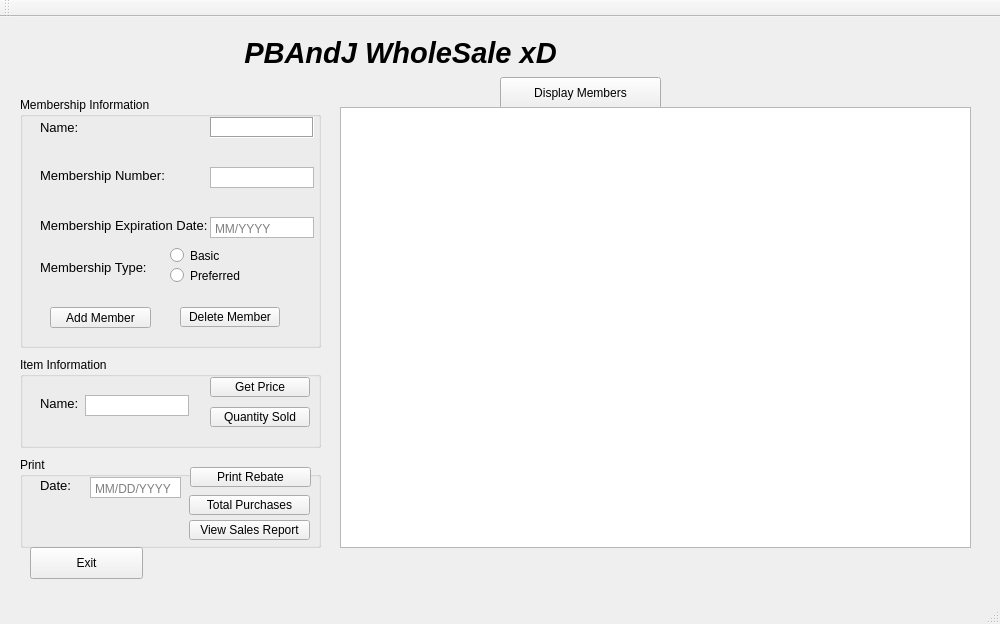
Before: the Qt Designer form mainwindow.ui in jasonink/Wholesale-Club, drawn with Qt 5.
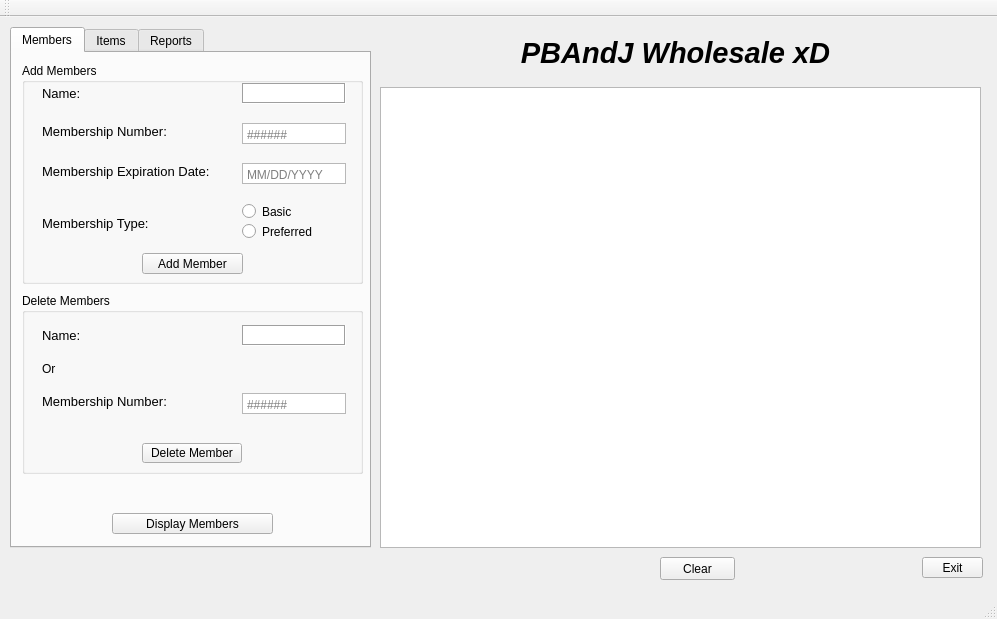
After: the same form once the commit is applied. Icons and pictures are not drawn.

Diff of the .ui file:
```diff
--- a/mainwindow.ui
+++ b/mainwindow.ui
@@ -9,8 +9,8 @@
    <rect>
     <x>0</x>
     <y>0</y>
-    <width>1000</width>
-    <height>624</height>
+    <width>997</width>
+    <height>619</height>
    </rect>
   </property>
   <property name="windowTitle">
@@ -20,9 +20,9 @@
    <widget class="QLabel" name="Title">
     <property name="geometry">
      <rect>
-      <x>220</x>
+      <x>500</x>
       <y>10</y>
-      <width>361</width>
+      <width>351</width>
       <height>51</height>
      </rect>
     </property>
@@ -38,42 +38,100 @@
      <enum>Qt::NoFocus</enum>
     </property>
     <property name="text">
-     <string>PBAndJ WholeSale xD</string>
+     <string>PBAndJ Wholesale xD</string>
     </property>
     <property name="alignment">
      <set>Qt::AlignCenter</set>
     </property>
    </widget>
+   <widget class="QPushButton" name="pushButton_2">
+    <property name="geometry">
+     <rect>
+      <x>922</x>
+      <y>540</y>
+      <width>61</width>
+      <height>21</height>
+     </rect>
+    </property>
+    <property name="text">
+     <string>Exit</string>
+    </property>
+   </widget>
+   <widget class="QTableWidget" name="tableWidget">
+    <property name="geometry">
+     <rect>
+      <x>380</x>
+      <y>70</y>
+      <width>601</width>
+      <height>461</height>
+     </rect>
+    </property>
+   </widget>
+   <widget class="QPushButton" name="clear">
+    <property name="geometry">
+     <rect>
+      <x>660</x>
+      <y>540</y>
+      <width>75</width>
+      <height>23</height>
+     </rect>
+    </property>
+    <property name="text">
+     <string>Clear</string>
+    </property>
+   </widget>
+   <widget class="QLabel" name="label_2">
+    <property name="geometry">
+     <rect>
+      <x>880</x>
+      <y>10</y>
+      <width>91</width>
+      <height>51</height>
+     </rect>
+    </property>
+    <property name="text">
+     <string/>
+    </property>
+    <property name="pixmap">
+     <pixmap>../../20070401istockpbjbeauty.jpg</pixmap>
+    </property>
+    <property name="scaledContents">
+     <bool>true</bool>
+    </property>
+   </widget>
+   <widget class="QTabWidget" name="tabWidget">
+    <property name="geometry">
+     <rect>
+      <x>10</x>
+      <y>10</y>
+      <width>361</width>
+      <height>521</height>
+     </rect>
+    </property>
+    <property name="currentIndex">
+     <number>0</number>
+    </property>
+    <widget class="QWidget" name="memberTab">
+     <attribute name="title">
+      <string>Members</string>
+     </attribute>
    <widget class="QGroupBox" name="memberGroupBox">
     <property name="geometry">
      <rect>
-      <x>20</x>
-      <y>80</y>
-      <width>301</width>
-      <height>251</height>
+        <x>10</x>
+        <y>10</y>
+        <width>341</width>
+        <height>221</height>
      </rect>
     </property>
     <property name="title">
-     <string>Membership Information</string>
-    </property>
-    <widget class="QPushButton" name="deleteMemberButton">
-     <property name="geometry">
-      <rect>
-       <x>160</x>
-       <y>210</y>
-       <width>100</width>
-       <height>20</height>
-      </rect>
-     </property>
-     <property name="text">
-      <string>Delete Member</string>
-     </property>
-    </widget>
+       <string>Add Members</string>
+      </property>
     <widget class="QPushButton" name="addMemberButton">
      <property name="geometry">
       <rect>
-       <x>30</x>
-       <y>210</y>
+         <x>120</x>
+         <y>190</y>
        <width>101</width>
        <height>21</height>
       </rect>
@@ -82,7 +140,7 @@
       <string>Add Member</string>
      </property>
     </widget>
-    <widget class="QLabel" name="Namelabel">
+      <widget class="QLabel" name="AddNamelabel">
      <property name="geometry">
       <rect>
        <x>20</x>
@@ -100,10 +158,10 @@
       <string>Name:</string>
      </property>
     </widget>
-    <widget class="QPlainTextEdit" name="NameBox">
+      <widget class="QPlainTextEdit" name="AddNameBox">
      <property name="geometry">
       <rect>
-       <x>190</x>
+         <x>220</x>
        <y>20</y>
        <width>104</width>
        <height>21</height>
@@ -128,11 +186,11 @@
       <string>First Last</string>
      </property>
     </widget>
-    <widget class="QLabel" name="MemberNum">
+      <widget class="QLabel" name="AddMemberNum">
      <property name="geometry">
       <rect>
        <x>20</x>
-       <y>68</y>
+         <y>58</y>
        <width>131</width>
        <height>21</height>
       </rect>
@@ -146,27 +204,36 @@
       <string>Membership Number:</string>
      </property>
     </widget>
-    <widget class="QPlainTextEdit" name="MemberNumBox">
+      <widget class="QPlainTextEdit" name="AddMemberNumBox">
      <property name="geometry">
       <rect>
-       <x>190</x>
-       <y>70</y>
+         <x>220</x>
+         <y>60</y>
        <width>104</width>
        <height>21</height>
       </rect>
      </property>
+       <property name="maximumSize">
+        <size>
+         <width>104</width>
+         <height>21</height>
+        </size>
+       </property>
      <property name="verticalScrollBarPolicy">
       <enum>Qt::ScrollBarAlwaysOff</enum>
      </property>
      <property name="horizontalScrollBarPolicy">
       <enum>Qt::ScrollBarAsNeeded</enum>
      </property>
+       <property name="placeholderText">
+        <string>######</string>
+       </property>
     </widget>
     <widget class="QLabel" name="Namelabel_3">
      <property name="geometry">
       <rect>
        <x>20</x>
-       <y>160</y>
+         <y>150</y>
        <width>111</width>
        <height>21</height>
       </rect>
@@ -184,7 +251,7 @@
      <property name="geometry">
       <rect>
        <x>20</x>
-       <y>118</y>
+         <y>98</y>
        <width>171</width>
        <height>21</height>
       </rect>
@@ -198,11 +265,11 @@
       <string>Membership Expiration Date:</string>
      </property>
     </widget>
-    <widget class="QPlainTextEdit" name="MemberExpBox">
+      <widget class="QPlainTextEdit" name="addMemberExpBox">
      <property name="geometry">
       <rect>
-       <x>190</x>
-       <y>120</y>
+         <x>220</x>
+         <y>100</y>
        <width>104</width>
        <height>21</height>
       </rect>
@@ -214,14 +281,14 @@
       <enum>Qt::ScrollBarAsNeeded</enum>
      </property>
      <property name="placeholderText">
-      <string>MM/YYYY</string>
+        <string>MM/DD/YYYY</string>
      </property>
     </widget>
     <widget class="QRadioButton" name="memberTypeBasicRadio">
      <property name="geometry">
       <rect>
-       <x>150</x>
-       <y>150</y>
+         <x>220</x>
+         <y>140</y>
        <width>82</width>
        <height>17</height>
       </rect>
@@ -233,8 +300,8 @@
     <widget class="QRadioButton" name="memberTypePreferredRadio">
      <property name="geometry">
       <rect>
-       <x>150</x>
-       <y>170</y>
+         <x>220</x>
+         <y>160</y>
        <width>82</width>
        <height>17</height>
       </rect>
@@ -244,12 +311,155 @@
      </property>
     </widget>
    </widget>
+     <widget class="QPushButton" name="pushButton">
+      <property name="geometry">
+       <rect>
+        <x>100</x>
+        <y>460</y>
+        <width>161</width>
+        <height>21</height>
+       </rect>
+      </property>
+      <property name="text">
+       <string>Display Members</string>
+      </property>
+     </widget>
+     <widget class="QGroupBox" name="groupBox_2">
+      <property name="geometry">
+       <rect>
+        <x>10</x>
+        <y>240</y>
+        <width>341</width>
+        <height>181</height>
+       </rect>
+      </property>
+      <property name="title">
+       <string>Delete Members</string>
+      </property>
+      <widget class="QPushButton" name="deleteMemberButton">
+       <property name="geometry">
+        <rect>
+         <x>120</x>
+         <y>150</y>
+         <width>100</width>
+         <height>20</height>
+        </rect>
+       </property>
+       <property name="text">
+        <string>Delete Member</string>
+       </property>
+      </widget>
+      <widget class="QPlainTextEdit" name="RemoveMemberNumBox">
+       <property name="geometry">
+        <rect>
+         <x>220</x>
+         <y>100</y>
+         <width>104</width>
+         <height>21</height>
+        </rect>
+       </property>
+       <property name="verticalScrollBarPolicy">
+        <enum>Qt::ScrollBarAlwaysOff</enum>
+       </property>
+       <property name="horizontalScrollBarPolicy">
+        <enum>Qt::ScrollBarAsNeeded</enum>
+       </property>
+       <property name="placeholderText">
+        <string>######</string>
+       </property>
+      </widget>
+      <widget class="QLabel" name="RemoveNamelabel">
+       <property name="geometry">
+        <rect>
+         <x>20</x>
+         <y>32</y>
+         <width>41</width>
+         <height>21</height>
+        </rect>
+       </property>
+       <property name="font">
+        <font>
+         <pointsize>10</pointsize>
+        </font>
+       </property>
+       <property name="text">
+        <string>Name:</string>
+       </property>
+      </widget>
+      <widget class="QPlainTextEdit" name="RemoveNameBox">
+       <property name="geometry">
+        <rect>
+         <x>220</x>
+         <y>32</y>
+         <width>104</width>
+         <height>21</height>
+        </rect>
+       </property>
+       <property name="frameShape">
+        <enum>QFrame::Box</enum>
+       </property>
+       <property name="frameShadow">
+        <enum>QFrame::Sunken</enum>
+       </property>
+       <property name="verticalScrollBarPolicy">
+        <enum>Qt::ScrollBarAlwaysOff</enum>
+       </property>
+       <property name="horizontalScrollBarPolicy">
+        <enum>Qt::ScrollBarAsNeeded</enum>
+       </property>
+       <property name="plainText">
+        <string/>
+       </property>
+       <property name="placeholderText">
+        <string>First Last</string>
+       </property>
+      </widget>
+      <widget class="QLabel" name="RemoveMemberNum">
+       <property name="geometry">
+        <rect>
+         <x>20</x>
+         <y>98</y>
+         <width>131</width>
+         <height>21</height>
+        </rect>
+       </property>
+       <property name="font">
+        <font>
+         <pointsize>10</pointsize>
+        </font>
+       </property>
+       <property name="text">
+        <string>Membership Number:</string>
+       </property>
+      </widget>
+      <widget class="QLabel" name="orLabel">
+       <property name="geometry">
+        <rect>
+         <x>20</x>
+         <y>65</y>
+         <width>16</width>
+         <height>21</height>
+        </rect>
+       </property>
+       <property name="text">
+        <string>Or</string>
+       </property>
+      </widget>
+     </widget>
+     <zorder>groupBox_2</zorder>
+     <zorder>memberGroupBox</zorder>
+     <zorder>pushButton</zorder>
+    </widget>
+    <widget class="QWidget" name="itemTab">
+     <attribute name="title">
+      <string>Items</string>
+     </attribute>
    <widget class="QGroupBox" name="itemGBox">
     <property name="geometry">
      <rect>
-      <x>20</x>
-      <y>340</y>
-      <width>301</width>
+        <x>10</x>
+        <y>10</y>
+        <width>341</width>
       <height>91</height>
      </rect>
     </property>
@@ -279,7 +489,7 @@
       <rect>
        <x>65</x>
        <y>38</y>
-       <width>104</width>
+         <width>121</width>
        <height>21</height>
       </rect>
      </property>
@@ -290,7 +500,7 @@
     <widget class="QPushButton" name="ItemPriceButton">
      <property name="geometry">
       <rect>
-       <x>190</x>
+         <x>220</x>
        <y>20</y>
        <width>100</width>
        <height>20</height>
@@ -303,7 +513,7 @@
     <widget class="QPushButton" name="itemSoldButton">
      <property name="geometry">
       <rect>
-       <x>190</x>
+         <x>220</x>
        <y>50</y>
        <width>100</width>
        <height>20</height>
@@ -314,12 +524,17 @@
      </property>
     </widget>
    </widget>
+    </widget>
+    <widget class="QWidget" name="reportTab">
+     <attribute name="title">
+      <string>Reports</string>
+     </attribute>
    <widget class="QGroupBox" name="groupBox">
     <property name="geometry">
      <rect>
-      <x>20</x>
-      <y>440</y>
-      <width>301</width>
+        <x>10</x>
+        <y>10</y>
+        <width>341</width>
       <height>91</height>
      </rect>
     </property>
@@ -329,7 +544,7 @@
     <widget class="QPushButton" name="rebateButton">
      <property name="geometry">
       <rect>
-       <x>170</x>
+         <x>211</x>
        <y>10</y>
        <width>121</width>
        <height>20</height>
@@ -342,7 +557,7 @@
     <widget class="QPushButton" name="totalPurchasesButton">
      <property name="geometry">
       <rect>
-       <x>169</x>
+         <x>210</x>
        <y>38</y>
        <width>121</width>
        <height>20</height>
@@ -355,7 +570,7 @@
     <widget class="QPushButton" name="viewReportButton">
      <property name="geometry">
       <rect>
-       <x>169</x>
+         <x>210</x>
        <y>63</y>
        <width>121</width>
        <height>20</height>
@@ -370,7 +585,7 @@
       <rect>
        <x>70</x>
        <y>20</y>
-       <width>91</width>
+         <width>101</width>
        <height>21</height>
       </rect>
      </property>
@@ -403,49 +618,27 @@
      </property>
     </widget>
    </widget>
-   <widget class="QPushButton" name="pushButton">
+    </widget>
+   </widget>
+   <widget class="QLabel" name="label_3">
     <property name="geometry">
      <rect>
-      <x>500</x>
-      <y>60</y>
-      <width>161</width>
-      <height>32</height>
+      <x>390</x>
+      <y>10</y>
+      <width>91</width>
+      <height>51</height>
      </rect>
     </property>
     <property name="text">
-     <string>Display Members</string>
+     <string/>
     </property>
-   </widget>
-   <widget class="QPushButton" name="pushButton_2">
-    <property name="geometry">
-     <rect>
-      <x>30</x>
-      <y>530</y>
-      <width>113</width>
-      <height>32</height>
-     </rect>
+    <property name="pixmap">
+     <pixmap>../../20070401istockpbjbeauty.jpg</pixmap>
     </property>
-    <property name="text">
-     <string>Exit</string>
+    <property name="scaledContents">
+     <bool>true</bool>
     </property>
    </widget>
-   <widget class="QTableWidget" name="tableWidget">
-    <property name="geometry">
-     <rect>
-      <x>340</x>
-      <y>90</y>
-      <width>631</width>
-      <height>441</height>
-     </rect>
-    </property>
-   </widget>
-   <zorder>itemGBox</zorder>
-   <zorder>memberGroupBox</zorder>
-   <zorder>Title</zorder>
-   <zorder>groupBox</zorder>
-   <zorder>pushButton</zorder>
-   <zorder>pushButton_2</zorder>
-   <zorder>tableWidget</zorder>
   </widget>
   <widget class="QToolBar" name="mainToolBar">
    <attribute name="toolBarArea">
@@ -461,8 +654,8 @@
     <rect>
      <x>0</x>
      <y>0</y>
-     <width>1000</width>
-     <height>22</height>
+     <width>997</width>
+     <height>21</height>
     </rect>
    </property>
   </widget>
```
Left out of the diff: 42 changed lines with no effect on the pictures. Lines whose indentation alone changed are shown as unchanged.
